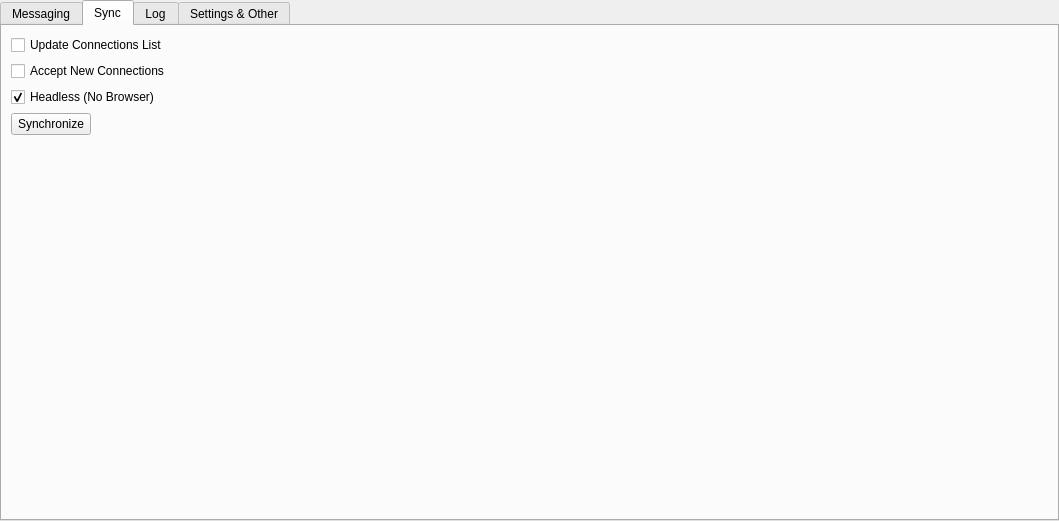
Old version of the form src/gui/ui/instancewidget.ui in the repository smalbadger/social.
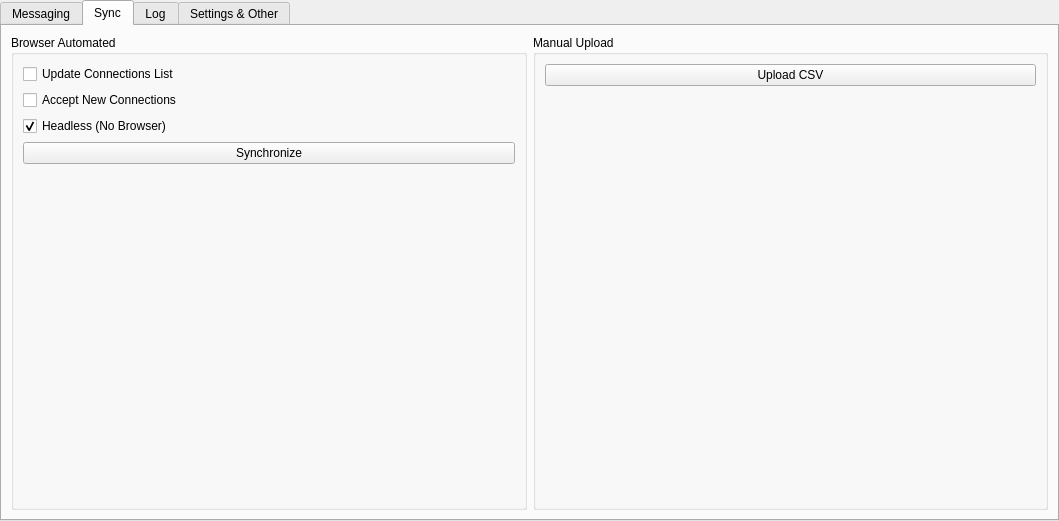
New version of the form. The open tabs and pages were chosen to show the change. Icons and pictures are not drawn.

Commit message: Fixed synchronizing by basing it on names and moved csv upload button to sync tab

The edit to the form file:
```diff
--- a/src/gui/ui/instancewidget.ui
+++ b/src/gui/ui/instancewidget.ui
@@ -397,8 +397,12 @@
       </attribute>
       <layout class="QGridLayout" name="gridLayout_17">
        <item row="0" column="0">
-        <layout class="QVBoxLayout" name="verticalLayout_4">
-         <item>
+        <widget class="QGroupBox" name="groupBox_6">
+         <property name="title">
+          <string>Browser Automated</string>
+         </property>
+         <layout class="QGridLayout" name="gridLayout_8">
+          <item row="0" column="0">
           <layout class="QVBoxLayout" name="verticalLayout_3">
            <item>
             <widget class="QCheckBox" name="updateConnectionsBox">
@@ -424,10 +428,8 @@
              </property>
             </widget>
            </item>
-          </layout>
-         </item>
          <item>
-          <layout class="QHBoxLayout" name="horizontalLayout_15">
+             <layout class="QHBoxLayout" name="horizontalLayout_11">
            <item>
             <widget class="QPushButton" name="syncButton">
              <property name="text">
@@ -438,22 +440,11 @@
              </property>
             </widget>
            </item>
-           <item>
-            <spacer name="horizontalSpacer_13">
-             <property name="orientation">
-              <enum>Qt::Horizontal</enum>
-             </property>
-             <property name="sizeHint" stdset="0">
-              <size>
-               <width>40</width>
-               <height>20</height>
-              </size>
-             </property>
-            </spacer>
+             </layout>
            </item>
           </layout>
          </item>
-         <item>
+          <item row="1" column="0">
           <spacer name="verticalSpacer">
            <property name="orientation">
             <enum>Qt::Vertical</enum>
@@ -470,19 +461,40 @@
           </spacer>
          </item>
         </layout>
+        </widget>
        </item>
        <item row="0" column="1">
-        <spacer name="horizontalSpacer_12">
+        <layout class="QVBoxLayout" name="verticalLayout_4">
+         <item>
+          <widget class="QGroupBox" name="groupBox_5">
+           <property name="title">
+            <string>Manual Upload</string>
+           </property>
+           <layout class="QGridLayout" name="gridLayout_3">
+            <item row="0" column="0">
+             <widget class="QPushButton" name="uploadCSVButton">
+              <property name="text">
+               <string>Upload CSV</string>
+              </property>
+             </widget>
+            </item>
+            <item row="1" column="0">
+             <spacer name="verticalSpacer_2">
          <property name="orientation">
-          <enum>Qt::Horizontal</enum>
+               <enum>Qt::Vertical</enum>
          </property>
          <property name="sizeHint" stdset="0">
           <size>
-           <width>496</width>
-           <height>20</height>
+                <width>20</width>
+                <height>40</height>
           </size>
          </property>
         </spacer>
+            </item>
+           </layout>
+          </widget>
+         </item>
+        </layout>
        </item>
       </layout>
      </widget>
@@ -717,22 +729,6 @@
            </layout>
           </widget>
          </item>
-         <item>
-          <widget class="QGroupBox" name="groupBox_5">
-           <property name="title">
-            <string>Connections</string>
-           </property>
-           <layout class="QGridLayout" name="gridLayout_3">
-            <item row="0" column="0">
-             <widget class="QPushButton" name="uploadCSVButton">
-              <property name="text">
-               <string>Upload CSV</string>
-              </property>
-             </widget>
-            </item>
-           </layout>
-          </widget>
-         </item>
          <item>
           <spacer name="verticalSpacer_3">
            <property name="orientation">
```
Left out of the diff: 2 changed lines with no effect on the pictures. Lines whose indentation alone changed are shown as unchanged. The commit also changes 3 other files.
